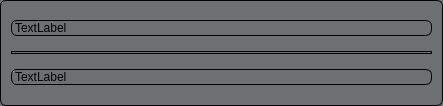
Old version of the form message.ui in the repository adsfasdfdsf/client.
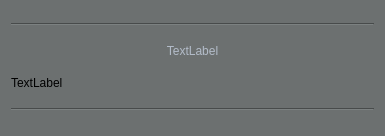
New version of the form.

The edit to the form file:
```diff
--- a/message.ui
+++ b/message.ui
@@ -6,8 +6,8 @@
    <rect>
     <x>0</x>
     <y>0</y>
-    <width>443</width>
-    <height>106</height>
+    <width>385</width>
+    <height>136</height>
    </rect>
   </property>
   <property name="windowTitle">
@@ -15,14 +15,23 @@
   </property>
   <property name="styleSheet">
    <string notr="true">QWidget{
-	border-style: solid;
-	border-width: 1px;
-	border-radius: 6px;
 	border-color: black;
 	background-color: #6c7070; 
+}
+Line{
+	padding: none;
+	margin: none;
+	width: 100%
 }</string>
   </property>
   <layout class="QVBoxLayout" name="verticalLayout">
+   <item>
+    <widget class="Line" name="line_2">
+     <property name="orientation">
+      <enum>Qt::Horizontal</enum>
+     </property>
+    </widget>
+   </item>
    <item>
     <widget class="QLabel" name="name">
      <property name="sizePolicy">
@@ -31,15 +40,16 @@
        <verstretch>0</verstretch>
       </sizepolicy>
      </property>
+     <property name="styleSheet">
+      <string notr="true">QLabel{
+	color: #b3bcc9;
+}</string>
+     </property>
      <property name="text">
       <string>TextLabel</string>
      </property>
-    </widget>
-   </item>
-   <item>
-    <widget class="Line" name="line">
-     <property name="orientation">
-      <enum>Qt::Horizontal</enum>
+     <property name="alignment">
+      <set>Qt::AlignCenter</set>
      </property>
     </widget>
    </item>
@@ -56,6 +66,13 @@
      </property>
     </widget>
    </item>
+   <item>
+    <widget class="Line" name="line">
+     <property name="orientation">
+      <enum>Qt::Horizontal</enum>
+     </property>
+    </widget>
+   </item>
   </layout>
  </widget>
  <resources/>
```
